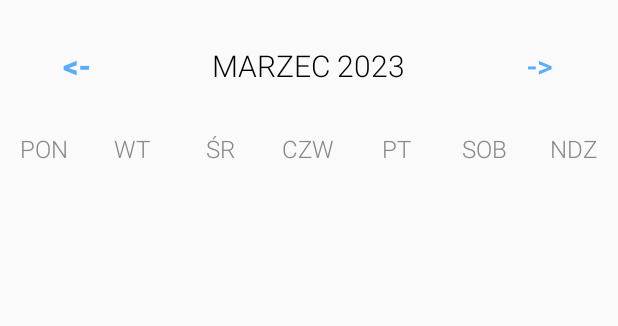
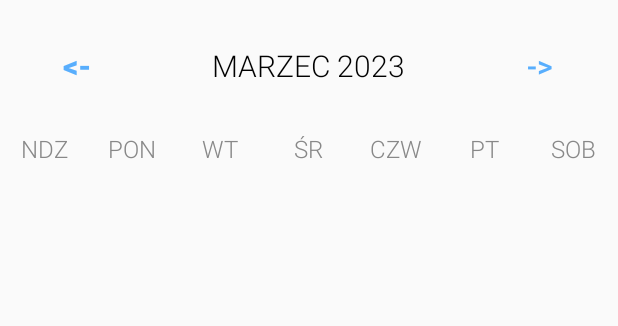
Before and after one commit to mmsobotka/senior-calendar, an Android app: the layout activity_main.xml on its own in the app's theme, with its tools: preview values and no code run, on a phone screen of 412 x 824 dp. Shown: the top 326 px of the screen. Run offline under Robolectric (Android 15) with nearby library versions, the phone set to English and light mode, and no system bars.

Commit message:
Add button with action - open second activity window

```diff
--- a/app/src/main/java/com/example/senior_calendar_app/MainActivity.java
+++ b/app/src/main/java/com/example/senior_calendar_app/MainActivity.java
@@ -5,12 +5,16 @@ import androidx.appcompat.app.AppCompatActivity;
 import androidx.recyclerview.widget.GridLayoutManager;
 import androidx.recyclerview.widget.RecyclerView;
 
+import android.annotation.SuppressLint;
+import android.content.Intent;
 import android.os.Build;
 import android.os.Bundle;
 import android.view.View;
+import android.widget.Button;
 import android.widget.TextView;
 import android.widget.Toast;
 
+import java.time.Instant;
 import java.time.LocalDate;
 import java.time.YearMonth;
 import java.time.format.DateTimeFormatter;
@@ -22,6 +26,7 @@ public class MainActivity extends AppCompatActivity implements CalendarAdapter.o
     private RecyclerView recyclerViewCalendar;
     private LocalDate selectDate;
 
+    @SuppressLint("MissingInflatedId")
     @Override
     protected void onCreate(Bundle savedInstanceState) {
         super.onCreate(savedInstanceState);
--- a/app/src/main/res/layout/activity_main.xml
+++ b/app/src/main/res/layout/activity_main.xml
@@ -60,10 +60,20 @@
             android:layout_width="0dp"
             android:layout_height="wrap_content"
             android:layout_weight="1"
-            android:text="PON"
+            android:text="NDZ"
             android:textColor="@color/gray"
             android:textAlignment="center"
             android:fontFamily="sans-serif-light"
+            android:textSize="16sp" />
+
+        <TextView
+            android:layout_width="0dp"
+            android:layout_height="wrap_content"
+            android:layout_weight="1"
+            android:fontFamily="sans-serif-light"
+            android:text="PON"
+            android:textAlignment="center"
+            android:textColor="@color/gray"
             android:textSize="16sp" />
 
         <TextView
@@ -80,10 +90,10 @@
             android:layout_width="0dp"
             android:layout_height="wrap_content"
             android:layout_weight="1"
+            android:fontFamily="sans-serif-light"
             android:text="ŚR"
+            android:textAlignment="center"
             android:textColor="@color/gray"
-            android:textAlignment="center"
-            android:fontFamily="sans-serif-light"
             android:textSize="16sp" />
 
         <TextView
@@ -91,8 +101,8 @@
             android:layout_height="wrap_content"
             android:layout_weight="1"
             android:text="CZW"
+            android:textColor="@color/gray"
             android:textAlignment="center"
-            android:textColor="@color/gray"
             android:fontFamily="sans-serif-light"
             android:textSize="16sp" />
 
@@ -111,16 +121,6 @@
             android:layout_height="wrap_content"
             android:layout_weight="1"
             android:text="SOB"
-            android:textColor="@color/gray"
-            android:textAlignment="center"
-            android:fontFamily="sans-serif-light"
-            android:textSize="16sp" />
-
-        <TextView
-            android:layout_width="0dp"
-            android:layout_height="wrap_content"
-            android:layout_weight="1"
-            android:text="NDZ"
             android:textColor="@color/gray"
             android:textAlignment="center"
             android:fontFamily="sans-serif-light"
--- a/app/src/main/res/layout/calendar.xml
+++ b/app/src/main/res/layout/calendar.xml
@@ -11,6 +11,7 @@
         android:text="1"
         android:textSize="20sp"
         android:textColor="@color/black"
+        android:fontFamily="sans-serif-light"
         app:layout_constraintBottom_toBottomOf="parent"
         app:layout_constraintTop_toTopOf="parent"
         app:layout_constraintRight_toRightOf="parent"
```
Also changed, not shown: app/src/main/AndroidManifest.xml (+7 -0 lines).
